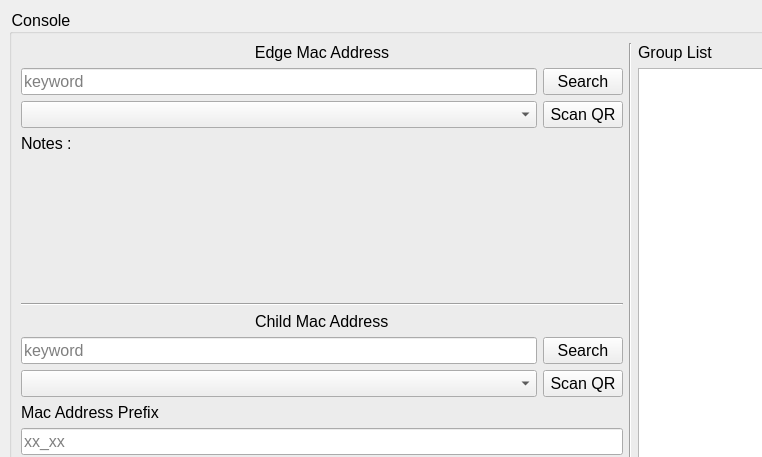
Old version of the form ui.ui in the repository kilescg/GroupingTool; both pictures show x 0 to 762 and y 0 to 457 of the 1260 by 707 pixel window.
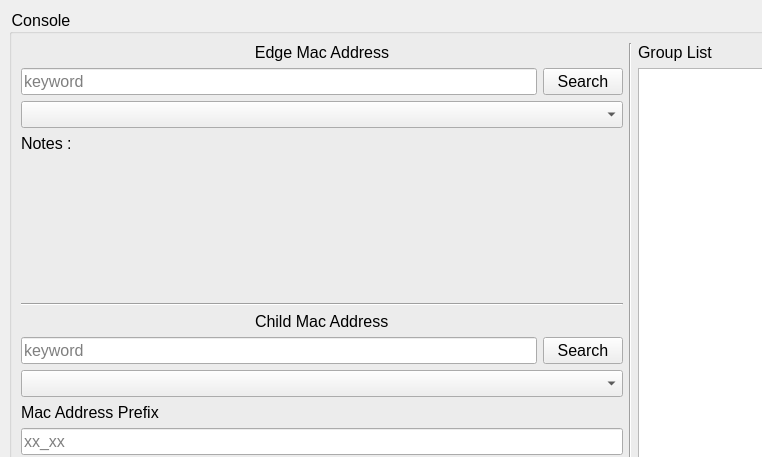
New version of the form.

Commit message: update add group button

Diff of the .ui file:
```diff
--- a/ui.ui
+++ b/ui.ui
@@ -53,9 +53,6 @@
            </item>
            <item>
             <layout class="QGridLayout" name="gridLayout_2">
-             <item row="1" column="0">
-              <widget class="QComboBox" name="edgeComboBox"/>
-             </item>
              <item row="0" column="0">
               <widget class="QLineEdit" name="edgeSearchLineEdit">
                <property name="text">
@@ -73,13 +70,6 @@
                </property>
               </widget>
              </item>
-             <item row="1" column="1">
-              <widget class="QPushButton" name="edgeScanButton">
-               <property name="text">
-                <string>Scan QR</string>
-               </property>
-              </widget>
-             </item>
              <item row="2" column="0" colspan="2">
               <widget class="QLabel" name="edgeNoteLabel">
                <property name="sizePolicy">
@@ -99,6 +89,9 @@
                </property>
               </widget>
              </item>
+             <item row="1" column="0" colspan="2">
+              <widget class="QComboBox" name="edgeComboBox"/>
+             </item>
             </layout>
            </item>
            <item>
@@ -130,16 +123,6 @@
                </property>
               </widget>
              </item>
-             <item row="1" column="1">
-              <widget class="QPushButton" name="childScanButton">
-               <property name="text">
-                <string>Scan QR</string>
-               </property>
-              </widget>
-             </item>
-             <item row="1" column="0">
-              <widget class="QComboBox" name="childComboBox"/>
-             </item>
              <item row="0" column="1">
               <widget class="QPushButton" name="childSearchButton">
                <property name="sizePolicy">
@@ -153,6 +136,9 @@
                </property>
               </widget>
              </item>
+             <item row="1" column="0" colspan="2">
+              <widget class="QComboBox" name="childComboBox"/>
+             </item>
             </layout>
            </item>
            <item>
```
The commit also changes 6 other files.
